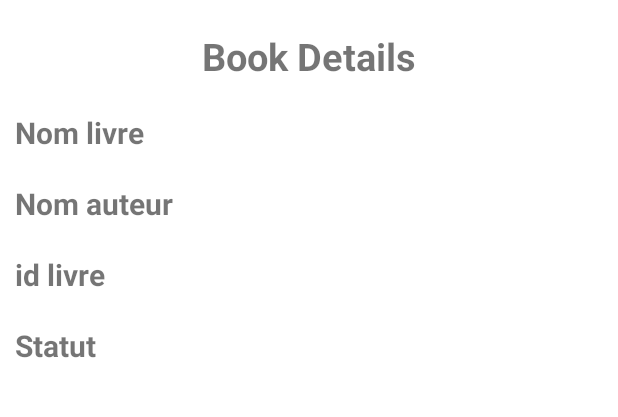
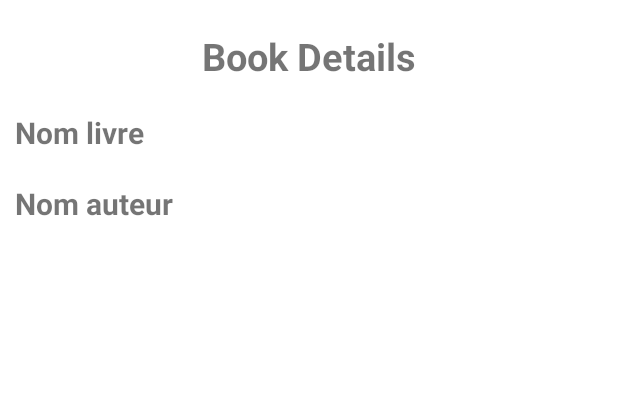
Before and after one commit to Emmy-vandeville/Projet_Android, an Android app: the layout activity_book_details.xml on its own in the app's theme, with its tools: preview values and no code run, on a phone screen of 412 x 824 dp, the part 300-717 px from its top. Run offline under Robolectric (Android 15) with nearby library versions, the phone set to English and light mode, and no system bars.

```diff
--- a/Biblio/app/src/main/java/com/example/myapplication/MainActivity.java
+++ b/Biblio/app/src/main/java/com/example/myapplication/MainActivity.java
@@ -60,7 +60,7 @@ public class MainActivity extends AppCompatActivity implements Myadapter.BookLis
     protected void onStart() {
         super.onStart();
         FirebaseUser user = FirebaseAuth.getInstance().getCurrentUser();
-        if(ref != null){
+        if(ref != null & user != null){
             listener = this;
             ref.addValueEventListener(new ValueEventListener() {
                 @Override
--- a/Biblio/app/src/main/res/layout/activity_book_details.xml
+++ b/Biblio/app/src/main/res/layout/activity_book_details.xml
@@ -51,23 +51,4 @@
         android:textStyle="bold" />
 
 
-    <TextView
-        android:id="@+id/book_id_txt"
-        android:layout_width="wrap_content"
-        android:layout_height="wrap_content"
-        android:layout_margin="10dp"
-        android:text="id livre"
-        android:textSize="20dp"
-        android:textStyle="bold" />
-
-
-    <TextView
-        android:id="@+id/books_statut_txt"
-        android:layout_width="wrap_content"
-        android:layout_height="wrap_content"
-        android:layout_margin="10dp"
-        android:text="Statut"
-        android:textSize="20dp"
-        android:textStyle="bold" />
-
 </LinearLayout>
```
Also changed, not shown: Biblio/app/src/main/java/com/example/myapplication/Book.java (+2 -21 lines), Biblio/app/src/main/java/com/example/myapplication/BookDetailsActivity.java (+4 -9 lines), Biblio/app/src/main/java/com/example/myapplication/CodeBar.java (+16 -2 lines).
